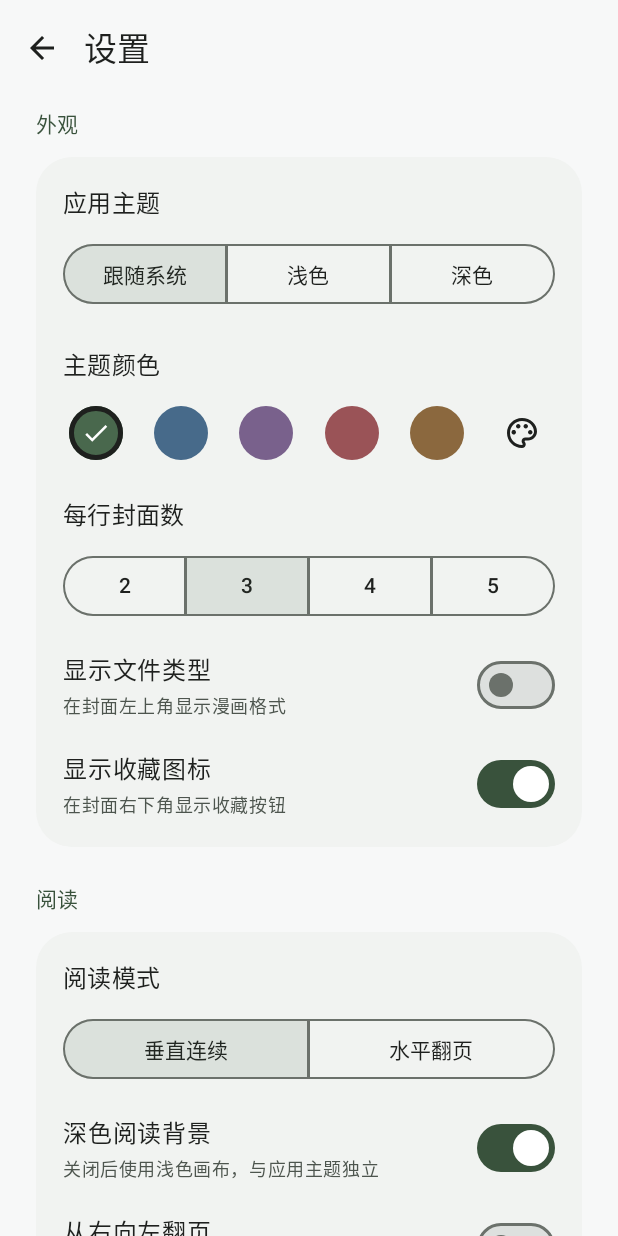
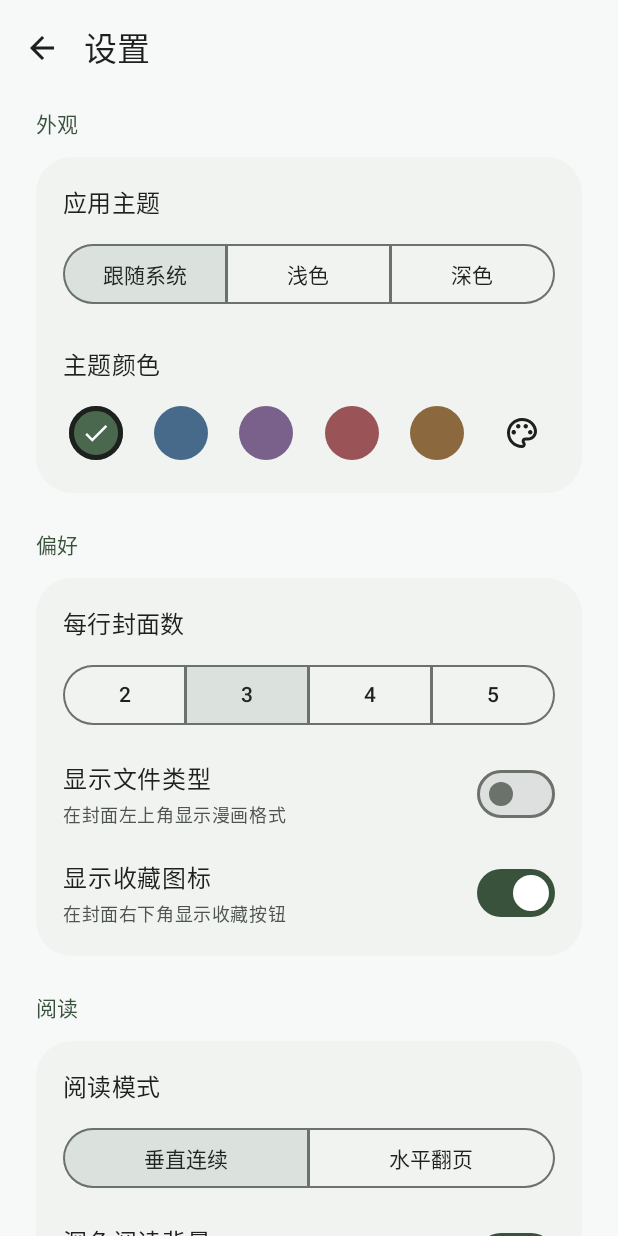
Before and after one commit to Zo-Live/ZViewer, an Android app built with Jetpack Compose: the screen it shows after launch (MainActivity), after a tap on "设置", on a phone screen of 412 x 824 dp. Run offline under Robolectric (Android 15) with nearby library versions, the light colour scheme and no system bars; libraries missing offline, so code that uses them is left out: me.zhanghai.android; 2 other taps on this screen came first.

Commit message:
feat(ui)：新增偏好分区并迁移三项外观设置

```diff
--- a/app/src/main/java/dev/zolive/zviewer/ui/SettingsScreen.kt
+++ b/app/src/main/java/dev/zolive/zviewer/ui/SettingsScreen.kt
@@ -72,7 +72,10 @@ fun SettingsScreen(state: LibraryState, model: LibraryViewModel, onBack: () -> U
                     }
                     IconButton(onClick = { customColor = true }, Modifier.size(44.dp)) { Icon(Icons.Outlined.Palette, "自定义主题颜色") }
                 }
-                Text("每行封面数", Modifier.padding(top = 20.dp), style = MaterialTheme.typography.titleMedium)
+            }
+            Text("偏好", Modifier.padding(top = 12.dp), style = MaterialTheme.typography.titleSmall, color = MaterialTheme.colorScheme.primary)
+            SettingsCard {
+                Text("每行封面数", style = MaterialTheme.typography.titleMedium)
                 SingleChoiceSegmentedButtonRow(Modifier.fillMaxWidth().padding(top = 12.dp)) {
                     (2..5).forEachIndexed { index, count ->
                         SegmentedButton(selected = settings.gridColumns == count,
```
Also changed, not shown: 2 other files.
